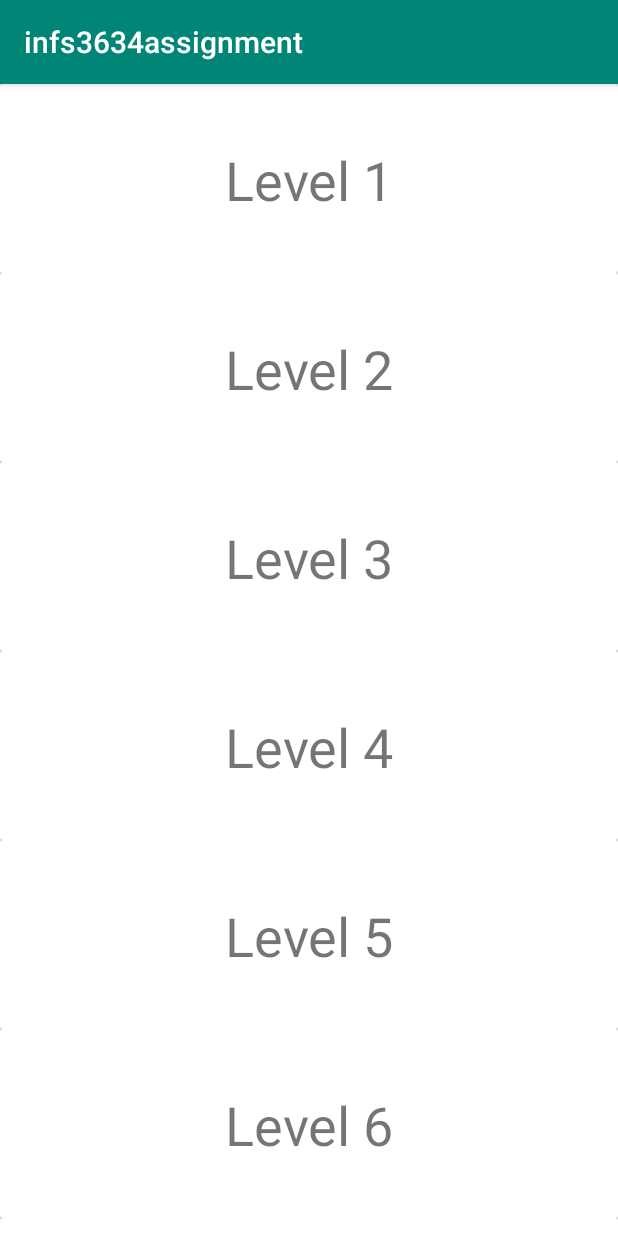
After one commit to cathyxu99/infs3634assignment1, an Android app: the fragment ProgressFragment shown on its own in the app's theme, on a phone screen of 412 x 824 dp. The commit adds this screen. Run offline under Robolectric (Android 15) with nearby library versions, the phone set to English and light mode, and no system bars.

Commit message:
added in progress list but just need to see how to launch progress fragment on click of a button. pushing for now in case i make a misake

```diff
--- /dev/null
+++ b/app/src/main/java/com/example/infs3634assignment/ProgressPage/ProgressAdapter.java
@@ -0,0 +1,70 @@
+package com.example.infs3634assignment.ProgressPage;
+
+import android.util.Log;
+import android.view.LayoutInflater;
+import android.view.View;
+import android.view.ViewGroup;
+import android.widget.TextView;
+
+import androidx.recyclerview.widget.RecyclerView;
+
+import com.example.infs3634assignment.R;
+
+import java.util.ArrayList;
+
+
+public class ProgressAdapter extends RecyclerView.Adapter<ProgressAdapter.ProgressViewHolder> {
+    public static final String TAG = "adapter";
+    private ArrayList<ProgressData> mProgress;
+    private RecyclerViewClickListener mListener;
+  //  private MainActivity mParent;
+
+
+    public ProgressAdapter(RecyclerViewClickListener listener, ArrayList<ProgressData> progress) {
+        //  mParent = parent;
+        mListener = listener;
+        mProgress = progress;
+    }
+
+    public interface RecyclerViewClickListener {
+        void onClick(View view, int Position);
+    }
+
+    public static class ProgressViewHolder extends RecyclerView.ViewHolder implements View.OnClickListener {
+        public TextView level;
+        public RecyclerViewClickListener mListener;
+
+        public ProgressViewHolder(View v, RecyclerViewClickListener listener) {
+            super(v);
+            mListener = listener;
+            v.setOnClickListener(this);
+            level = v.findViewById(R.id.level);
+
+        }
+
+        @Override
+        public void onClick(View view) {
+            mListener.onClick(view, getAdapterPosition());
+            Log.d(TAG, "restaurantViewHolder: inOnClick");
+        }
+    }
+
+    @Override
+    public ProgressAdapter.ProgressViewHolder onCreateViewHolder(ViewGroup parent, int viewType){
+        View v = LayoutInflater.from(parent.getContext()).inflate(R.layout.progress_list_row,parent,false);
+        return new ProgressViewHolder(v, mListener);
+    }
+
+    @Override
+    public void onBindViewHolder (ProgressViewHolder holder, int position){
+        ProgressData progress = mProgress.get(position);
+        holder.level.setText(progress.getLevel());
+
+
+    }
+
+    @Override
+    public int getItemCount(){
+        return mProgress.size();
+    }
+}
--- /dev/null
+++ b/app/src/main/java/com/example/infs3634assignment/ProgressPage/ProgressData.java
@@ -0,0 +1,36 @@
+package com.example.infs3634assignment.ProgressPage;
+
+import java.util.ArrayList;
+
+public class ProgressData {
+    private String level;
+
+    public ProgressData(){
+    }
+
+    public ProgressData(String level){
+        this.level = level;
+    }
+
+    public String getLevel(){
+        return level;
+    }
+
+    public static ArrayList<ProgressData> getProgressData(){
+        ArrayList <ProgressData> progressData = new ArrayList<>();
+        progressData.add(new ProgressData("Level 1"));
+        progressData.add(new ProgressData("Level 2"));
+        progressData.add(new ProgressData("Level 3"));
+        progressData.add(new ProgressData("Level 4"));
+        progressData.add(new ProgressData("Level 5"));
+        progressData.add(new ProgressData("Level 6"));
+        progressData.add(new ProgressData("Level 7"));
+        progressData.add(new ProgressData("Level 8"));
+        progressData.add(new ProgressData("Level 9"));
+        progressData.add(new ProgressData("Level 10"));
+        progressData.add(new ProgressData("Level 11"));
+
+        return progressData;
+    }
+
+}
--- /dev/null
+++ b/app/src/main/java/com/example/infs3634assignment/ProgressPage/ProgressFragment.java
@@ -0,0 +1,72 @@
+package com.example.infs3634assignment.ProgressPage;
+
+import android.content.Context;
+import android.net.Uri;
+import android.os.Bundle;
+
+import androidx.fragment.app.Fragment;
+import androidx.fragment.app.FragmentManager;
+import androidx.fragment.app.FragmentTransaction;
+import androidx.recyclerview.widget.LinearLayoutManager;
+import androidx.recyclerview.widget.RecyclerView;
+
+import android.view.LayoutInflater;
+import android.view.View;
+import android.view.ViewGroup;
+import android.widget.Button;
+
+import com.example.infs3634assignment.LearnFragment;
+import com.example.infs3634assignment.R;
+
+public class ProgressFragment extends Fragment {
+    // the fragment initialization parameters, e.g. ARG_ITEM_NUMBER
+    public static final String ARG_ITEM_ID = "item 1";
+
+    private String mParam1;
+    private String mParam2;
+    private ProgressAdapter.RecyclerViewClickListener mListener;
+
+    public ProgressFragment() {
+        // Required empty public constructor
+    }
+
+    public static ProgressFragment newInstance(String param1, String param2) {
+        ProgressFragment fragment = new ProgressFragment();
+        Bundle args = new Bundle();
+        args.putString(ARG_ITEM_ID, param1);
+        fragment.setArguments(args);
+        return fragment;
+    }
+
+    @Override
+    public void onCreate(Bundle savedInstanceState) {
+        super.onCreate(savedInstanceState);
+        if (getArguments() != null) {
+            mParam1 = getArguments().getString(ARG_ITEM_ID);
+            // mParam2 = getArguments().getString(ARG_PARAM2);
+
+        }
+
+    }
+
+    @Override
+    public View onCreateView(LayoutInflater inflater, ViewGroup container,
+                             Bundle savedInstanceState) {
+        // Inflate the layout for this fragment
+        View rootView = inflater.inflate(R.layout.fragment_progress, container, false);
+        RecyclerView mRecyclerView = (RecyclerView) rootView.findViewById(R.id.rvList);
+        mRecyclerView.setHasFixedSize(true);
+        mRecyclerView.setLayoutManager(new LinearLayoutManager(getActivity()));
+        RecyclerView.Adapter mAdapter = new ProgressAdapter(mListener, ProgressData.getProgressData());
+        mRecyclerView.setAdapter(mAdapter);
+        return rootView;
+
+    }
+
+
+
+
+    public interface OnFragmentInteractionListener {
+        void onFragmentInteraction(Uri uri);
+    }
+}
--- a/app/src/main/res/layout/activity_main.xml
+++ b/app/src/main/res/layout/activity_main.xml
@@ -72,4 +72,15 @@
         app:layout_constraintBottom_toTopOf="@+id/username"
         app:layout_constraintStart_toStartOf="@+id/username" />
 
+    <Button
+        android:id="@+id/progressButton"
+        android:layout_width="wrap_content"
+        android:layout_height="wrap_content"
+        android:layout_marginStart="80dp"
+        android:layout_marginLeft="80dp"
+        android:layout_marginTop="76dp"
+        android:text="View Progress"
+        app:layout_constraintStart_toStartOf="parent"
+        app:layout_constraintTop_toTopOf="parent" />
+
 </androidx.constraintlayout.widget.ConstraintLayout>
--- /dev/null
+++ b/app/src/main/res/layout/fragment_progress.xml
@@ -0,0 +1,13 @@
+<?xml version="1.0" encoding="utf-8"?>
+<LinearLayout xmlns:android="http://schemas.android.com/apk/res/android"
+    xmlns:tools="http://schemas.android.com/tools"
+    android:layout_width="match_parent"
+    android:layout_height="match_parent"
+    android:orientation="vertical"
+    tools:context=".ProgressPage.ProgressFragment">
+
+    <androidx.recyclerview.widget.RecyclerView
+        android:id="@+id/rvList"
+        android:layout_width="match_parent"
+        android:layout_height="match_parent" />
+</LinearLayout>
--- /dev/null
+++ b/app/src/main/res/layout/progress_list_row.xml
@@ -0,0 +1,35 @@
+<?xml version="1.0" encoding="utf-8"?>
+<androidx.cardview.widget.CardView xmlns:android="http://schemas.android.com/apk/res/android"
+    xmlns:app="http://schemas.android.com/apk/res-auto"
+    xmlns:tools="http://schemas.android.com/tools"
+    android:layout_width="match_parent"
+    android:layout_height="wrap_content"
+    android:orientation="vertical">
+
+    <androidx.constraintlayout.widget.ConstraintLayout
+        android:layout_width="wrap_content"
+        android:layout_height="106dp"
+        android:layout_margin="10dp"
+        android:layout_marginLeft="10dp"
+        android:layout_marginTop="10dp"
+        android:layout_marginRight="10dp"
+        android:layout_marginBottom="10dp">
+
+        <TextView
+            android:id="@+id/level"
+            android:layout_width="wrap_content"
+            android:layout_height="wrap_content"
+            android:layout_marginStart="154dp"
+            android:layout_marginLeft="154dp"
+            android:layout_marginTop="29dp"
+            android:layout_marginEnd="154dp"
+            android:layout_marginRight="154dp"
+            android:layout_marginBottom="28dp"
+            android:text="Level"
+            android:textSize="36sp"
+            app:layout_constraintBottom_toBottomOf="parent"
+            app:layout_constraintEnd_toEndOf="parent"
+            app:layout_constraintStart_toStartOf="parent"
+            app:layout_constraintTop_toTopOf="parent" />
+    </androidx.constraintlayout.widget.ConstraintLayout>
+</androidx.cardview.widget.CardView>
```
Also changed, not shown: app/src/main/java/com/example/infs3634assignment/MainActivity.java (+12 -9 lines).
